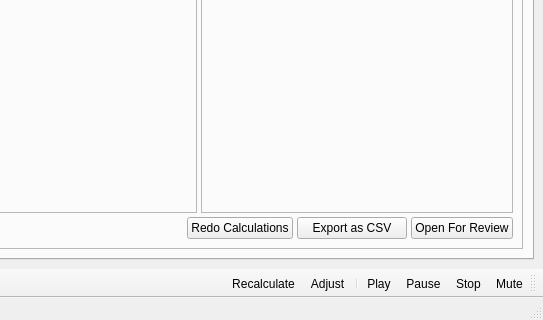
starshine-bcit/eyeplus, file qtsrc/eyeplus/mainwindow.ui: the form before one commit; both pictures show x 477 to 1020 and y 405 to 725 of the 1020 by 725 pixel window.
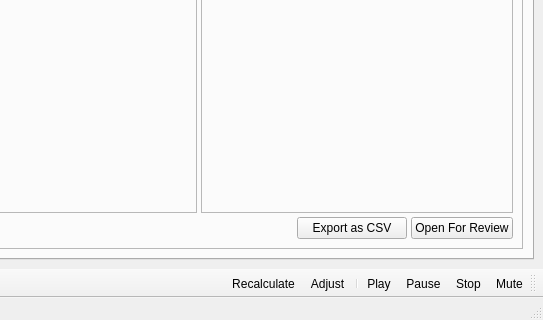
The form after the commit. The open tabs and pages were chosen to show the change. Icons and pictures are not drawn.

Commit message: Fix error in HeatMap Y Axis Remove legacy recalculate one button

Patch:
```diff
--- a/qtsrc/eyeplus/mainwindow.ui
+++ b/qtsrc/eyeplus/mainwindow.ui
@@ -256,20 +256,6 @@
                </property>
               </spacer>
              </item>
-             <item>
-              <widget class="QPushButton" name="pushButtonRecalculateOne">
-               <property name="toolTip">
-                <string>Developer Use Only - Will be Removed</string>
-               </property>
-               <property name="text">
-                <string>Redo Calculations</string>
-               </property>
-               <property name="icon">
-                <iconset resource="icons.qrc">
-                 <normaloff>:/icons/function-square.svg</normaloff>:/icons/function-square.svg</iconset>
-               </property>
-              </widget>
-             </item>
              <item>
               <widget class="QPushButton" name="pushButtonExportDisplayed">
                <property name="minimumSize">
```
Left out of the diff: 2 changed lines with no effect on the pictures. The commit also changes 3 other files.
